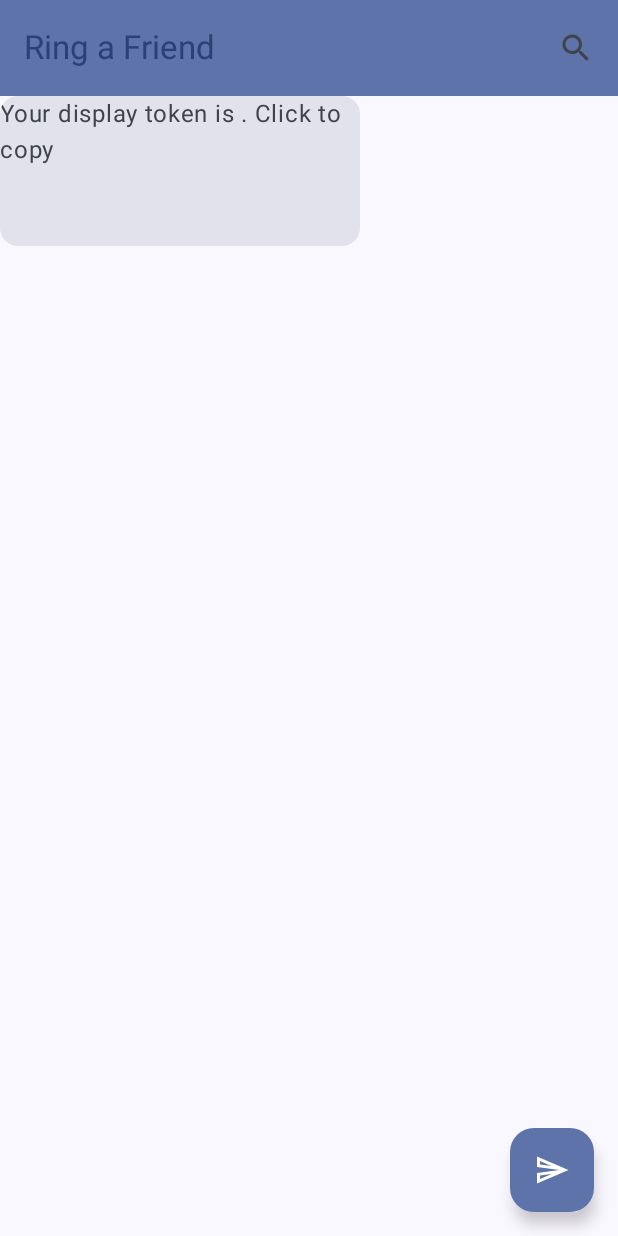
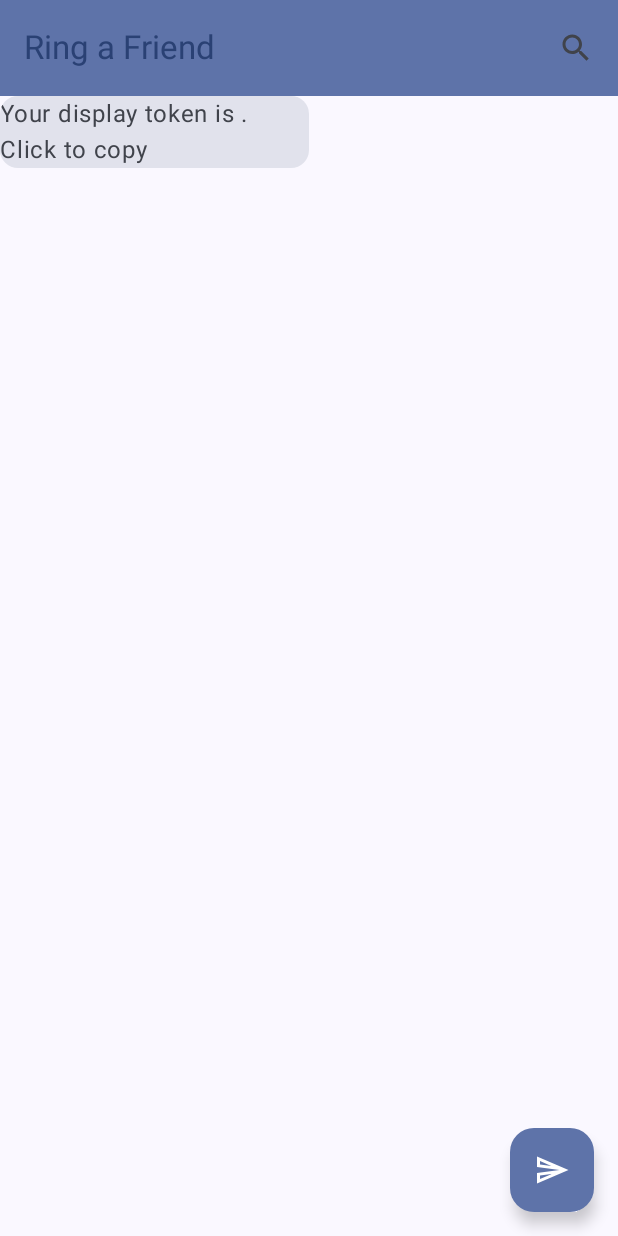
Before and after one commit to joel122002/RingAFriend, an Android app built with Jetpack Compose: the screen it shows after launch (MainActivity), on a phone screen of 412 x 824 dp. Run offline under Robolectric (Android 15) with nearby library versions, the phone set to English and light mode, and no system bars.

Commit message:
Change style of card

```diff
--- a/app/src/main/java/com/play/ringafriend/MainActivity.kt
+++ b/app/src/main/java/com/play/ringafriend/MainActivity.kt
@@ -17,6 +17,7 @@ import androidx.activity.result.contract.ActivityResultContracts
 import androidx.compose.foundation.layout.Arrangement
 import androidx.compose.foundation.layout.PaddingValues
 import androidx.compose.foundation.layout.fillMaxSize
+import androidx.compose.foundation.layout.fillMaxWidth
 import androidx.compose.foundation.layout.padding
 import androidx.compose.foundation.layout.size
 import androidx.compose.foundation.lazy.LazyColumn
@@ -117,7 +118,7 @@ class MainActivity : ComponentActivity() {
                                         containerColor = MaterialTheme.colorScheme.surfaceVariant,
                                     ),
                                     modifier = Modifier
-                                        .size(width = 240.dp, height = 100.dp)
+                                        .fillMaxWidth(0.5f),
                                 ) {
                                     Text(text = "Your display token is $displayToken. Click to copy")
                                 }
```
